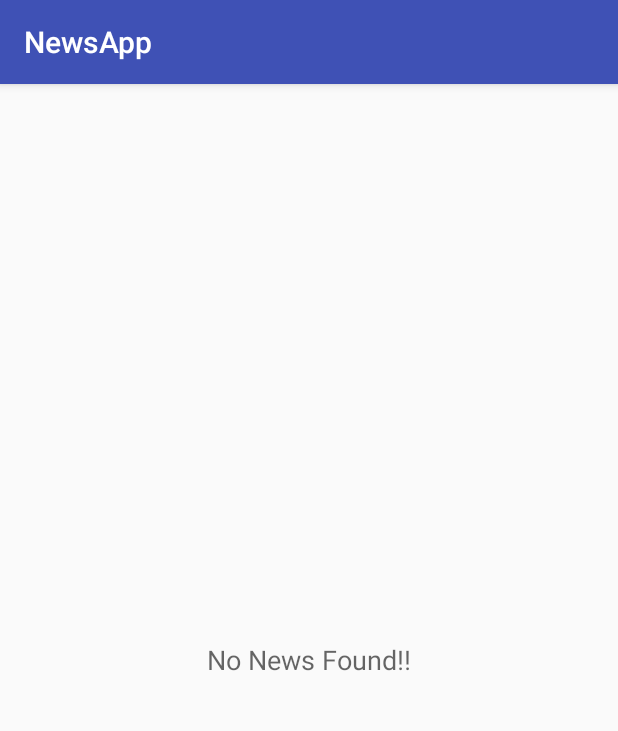
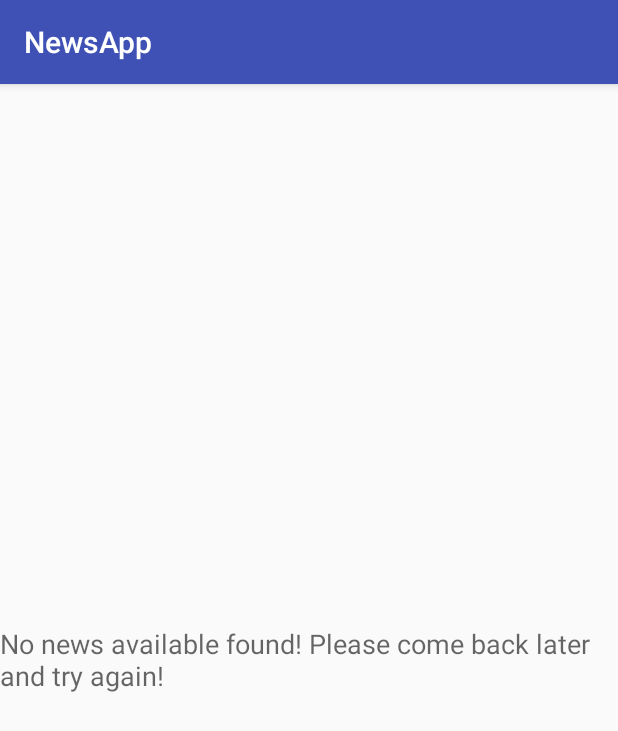
Before and after one commit to tiwaryniraj/NewsApp, an Android app: the screen it shows after launch (NewsActivity), on a phone screen of 412 x 824 dp. Shown: the top 731 px of the screen. Run offline under Robolectric (Android 15) with nearby library versions, the phone set to English and light mode, and no system bars.

Commit message:
Updated For Author

```diff
--- a/app/src/main/java/com/example/niraj/newsapp/News.java
+++ b/app/src/main/java/com/example/niraj/newsapp/News.java
@@ -5,11 +5,13 @@ public class News {
     private String mSection;
     private String mDateTime;
     private String mUrl;
+    private String mAuthor;
 
 
-    public News(String mTitle, String mSection, String mDateTime, String mUrl) {
+    public News(String mTitle, String mSection,String mAuthor, String mDateTime, String mUrl) {
         this.mTitle = mTitle;
         this.mSection = mSection;
+        this.mAuthor = mAuthor;
         this.mDateTime = mDateTime;
         this.mUrl = mUrl;
 
@@ -30,4 +32,6 @@ public class News {
     public String getDateTime() {
         return mDateTime;
     }
+
+    public String getmAuthor() { return mAuthor; }
 }
--- a/app/src/main/java/com/example/niraj/newsapp/NewsAdapter.java
+++ b/app/src/main/java/com/example/niraj/newsapp/NewsAdapter.java
@@ -35,6 +35,9 @@ public class NewsAdapter extends ArrayAdapter<News> {
         TextView title =  listItemView.findViewById(R.id.title);
         title.setText(currentNews.getTitle());
 
+        TextView author = listItemView.findViewById(R.id.author);
+        author.setText(currentNews.getmAuthor());
+
         TextView date = listItemView.findViewById(R.id.date);
         date.setText(currentNews.getDateTime());
 
--- a/app/src/main/res/values/strings.xml
+++ b/app/src/main/res/values/strings.xml
@@ -1,5 +1,5 @@
 <resources>
     <string name="app_name">NewsApp</string>
-    <string name="no_news">No News Found!!</string>
-    <string name="no_internet_connection">No internet connection.</string>
+    <string name="no_news">No news available found! Please come back later and try again!</string>
+    <string name="no_internet_connection">No internet connection! Please check your connectivity and try again!</string>
 </resources>
```
Also changed, not shown: app/src/main/java/com/example/niraj/newsapp/QueryUtils.java (+10 -1 lines), app/src/main/res/layout/news_list_item.xml (+8 -0 lines).
